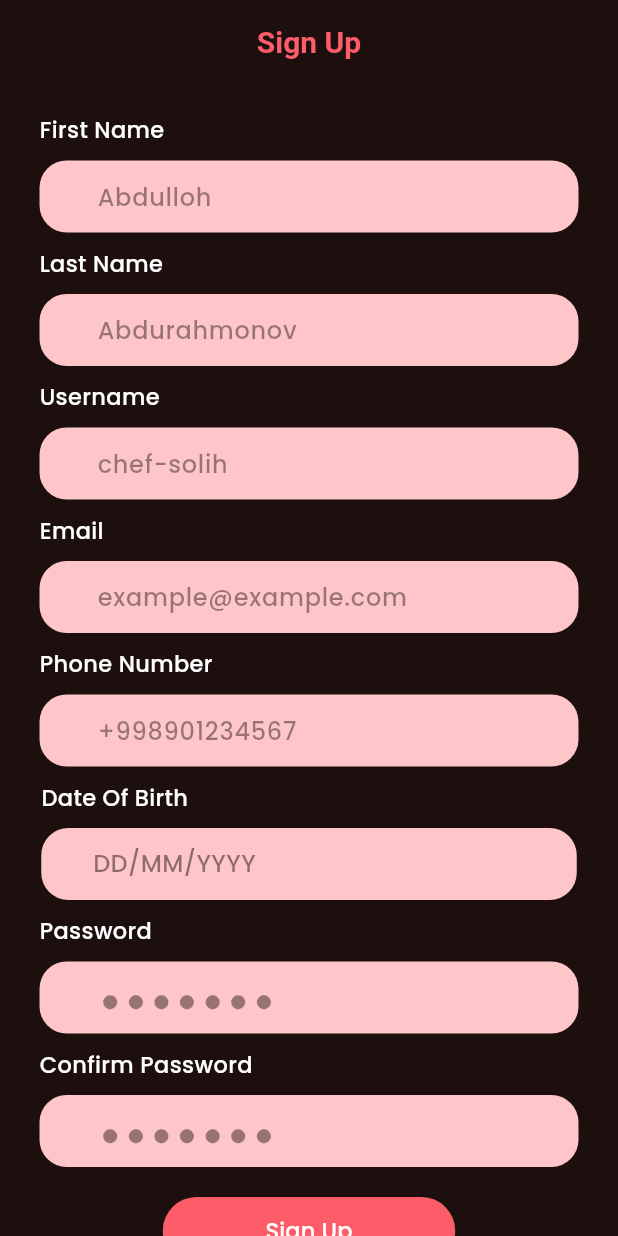
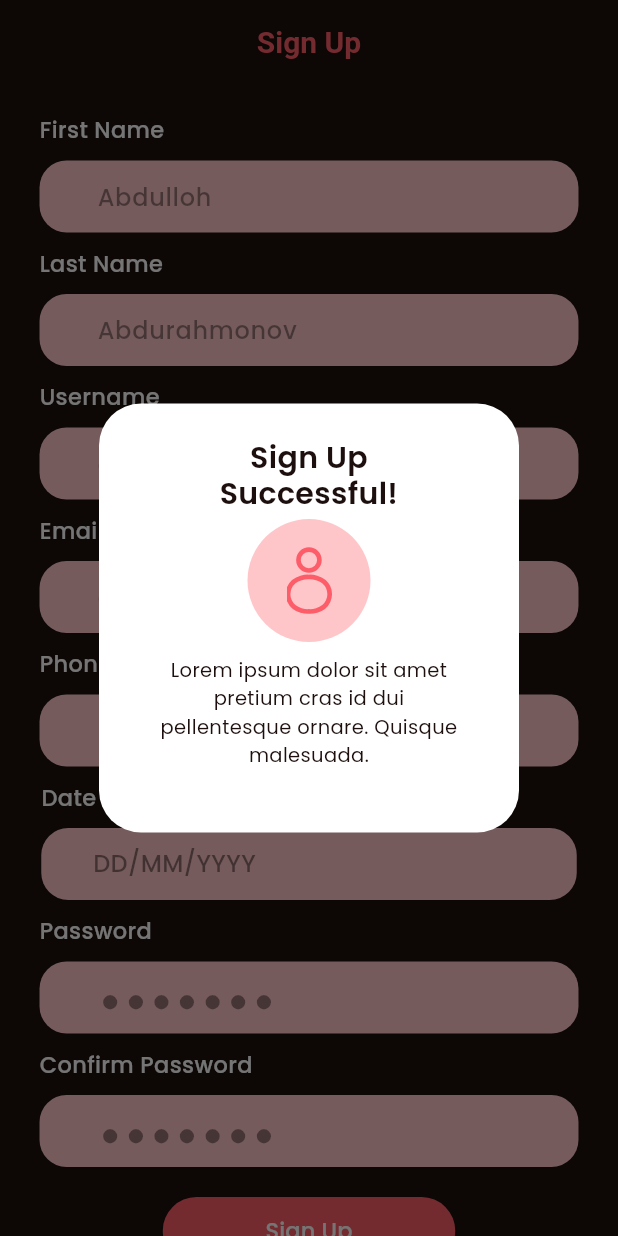
Before and after one commit to bilolsolih/profile-onboarding, a Flutter app: the WelcomeView screen opened by its route, after a tap on "I'm New", after a tap on "Sign Up", on a phone screen of 412 x 824 dp. Run offline on Flutter 3.47's test engine with Material 3 defaults, Android fonts, the phone set to English and light mode, and no system bars; our stand-ins replace dio, flutter_secure_storage, flutter_svg, go_router; accounts and stored records are empty; network calls fail.

Commit message:
SignUp page show dialog touch-up

```diff
--- a/lib/features/auth/presentation/pages/sign_up_view.dart
+++ b/lib/features/auth/presentation/pages/sign_up_view.dart
@@ -1,8 +1,9 @@
 import 'package:flutter/material.dart';
+import 'package:flutter_svg/flutter_svg.dart';
 import 'package:profile/core/core.dart';
 import 'package:profile/core/presentation/widgets/recipe_elevated_button.dart';
 import 'package:profile/features/auth/presentation/manager/sign_up_view_model.dart';
-import 'package:profile/features/auth/presentation/pages/recipe_date_of_birth_field.dart';
+import 'package:profile/features/auth/presentation/widgets/recipe_date_of_birth_field.dart';
 import 'package:profile/features/auth/presentation/widgets/recipe_password_form_field.dart';
 import 'package:profile/features/auth/presentation/widgets/recipe_text_form_field.dart';
 import 'package:provider/provider.dart';
@@ -87,28 +88,91 @@ class SignUpView extends StatelessWidget {
                 foregroundColor: Colors.white,
                 backgroundColor: AppColors.redPinkMain,
                 callback: () async {
-                if (vm.formKey.currentState!.validate()) {
-                  if (await vm.signUp() && context.mounted) {
                   await showDialog(
                     context: context,
-                      builder: (context) => Center(
+                    builder: (context) => Dialog(
+                      backgroundColor: Colors.white,
                       child: Container(
                         width: 250,
                         height: 286,
-                          decoration: BoxDecoration(
-                            color: Colors.white,
-                            borderRadius: BorderRadius.circular(40),
+                        padding: EdgeInsets.symmetric(
+                          horizontal: AppSizes.padding36,
+                          vertical: 24,
                         ),
                         child: Column(
+                          spacing: 9,
                           children: [
-                              Text("Sign Up Successful!"),
+                            SizedBox(
+                              width: 133,
+                              height: 44,
+                              child: Text(
+                                "Sign Up Successful!",
+                                textAlign: TextAlign.center,
+                                style: TextStyle(
+                                  color: AppColors.beigeColor,
+                                  fontSize: 20,
+                                  fontWeight: FontWeight.w600,
+                                  height: 1.2,
+                                ),
+                              ),
+                            ),
+                            Container(
+                              width: 82,
+                              height: 82,
+                              decoration: BoxDecoration(
+                                color: AppColors.pink,
+                                borderRadius: BorderRadius.circular(41),
+                              ),
+                              child: Center(
+                                child: SvgPicture.asset(
+                                  "assets/icons/profile.svg",
+                                  width: 30,
+                                  height: 45,
+                                  fit: BoxFit.cover,
+                                  colorFilter: ColorFilter.mode(
+                                    AppColors.redPinkMain,
+                                    BlendMode.srcIn,
+                                  ),
+                                ),
+                              ),
+                            ),
+                            Text(
+                              "Lorem ipsum dolor sit amet pretium cras id dui pellentesque ornare. Quisque malesuada.",
+                              textAlign: TextAlign.center,
+                              style: TextStyle(
+                                color: AppColors.beigeColor,
+                                fontSize: 13,
+                              ),
+                            )
                           ],
                         ),
                       ),
                     ),
                   );
-                  }
-                }
+                  // if (vm.formKey.currentState!.validate()) {
+                  //   if (await vm.signUp() && context.mounted) {
+                  //     await showDialog(
+                  //       context: context,
+                  //       builder: (context) => Material(
+                  //         child: Center(
+                  //           child: Container(
+                  //             width: 250,
+                  //             height: 286,
+                  //             decoration: BoxDecoration(
+                  //               color: Colors.white,
+                  //               borderRadius: BorderRadius.circular(40),
+                  //             ),
+                  //             child: Column(
+                  //               children: [
+                  //                 Text("Sign Up Successful!"),
+                  //               ],
+                  //             ),
+                  //           ),
+                  //         ),
+                  //       ),
+                  //     );
+                  //   }
+                  // }
                 },
               ),
             ],
--- a/lib/features/auth/presentation/widgets/recipe_password_form_field.dart
+++ b/lib/features/auth/presentation/widgets/recipe_password_form_field.dart
@@ -4,7 +4,7 @@ import 'package:profile/core/utils/colors.dart';
 import 'package:profile/core/utils/sizes.dart';
 
 class RecipePasswordFormField extends StatelessWidget {
-  const RecipePasswordFormField({
+  RecipePasswordFormField({
     super.key,
     required this.controller,
     required this.title,
@@ -14,6 +14,8 @@ class RecipePasswordFormField extends StatelessWidget {
   final TextEditingController controller;
   final String title;
   final String? Function(String? value) validator;
+
+  final focusNode = FocusNode();
 
   @override
   Widget build(BuildContext context) {
@@ -32,6 +34,8 @@ class RecipePasswordFormField extends StatelessWidget {
           SizedBox(
             width: 375 * AppSizes.wRatio,
             child: TextFormField(
+              focusNode: focusNode,
+              onTapOutside: (event) => focusNode.unfocus(),
               controller: controller,
               maxLines: 1,
               validator: validator,
--- a/lib/features/auth/presentation/widgets/recipe_text_form_field.dart
+++ b/lib/features/auth/presentation/widgets/recipe_text_form_field.dart
@@ -3,7 +3,7 @@ import 'package:profile/core/utils/colors.dart';
 import 'package:profile/core/utils/sizes.dart';
 
 class RecipeTextFormField extends StatelessWidget {
-  const RecipeTextFormField({
+  RecipeTextFormField({
     super.key,
     required this.title,
     required this.hintText,
@@ -14,7 +14,7 @@ class RecipeTextFormField extends StatelessWidget {
   final String title, hintText;
   final String? Function(String? value) validator;
   final TextEditingController controller;
-
+  final focusNode = FocusNode();
   @override
   Widget build(BuildContext context) {
     return Center(
@@ -32,6 +32,8 @@ class RecipeTextFormField extends StatelessWidget {
           SizedBox(
             width: 375 * AppSizes.wRatio,
             child: TextFormField(
+              onTapOutside: (event) => focusNode.unfocus(),
+              focusNode: focusNode,
               controller: controller,
               validator: validator,
               style: TextStyle(
```
Also changed, not shown: assets/icons/back-arrow.svg, assets/icons/categories.svg (added), assets/icons/clock.svg (added), assets/icons/community.svg (added), assets/icons/heart.svg (added), assets/icons/home.svg (added), assets/icons/like.svg (added), assets/icons/notification.svg (added), assets/icons/play.svg (added), assets/icons/profile.svg (added), assets/icons/reviews.svg (added), assets/icons/search.svg (added), assets/icons/share.svg (added), assets/icons/star.svg (added), 2 more files, 4 other files. Lines whose indentation alone changed are shown as unchanged.
